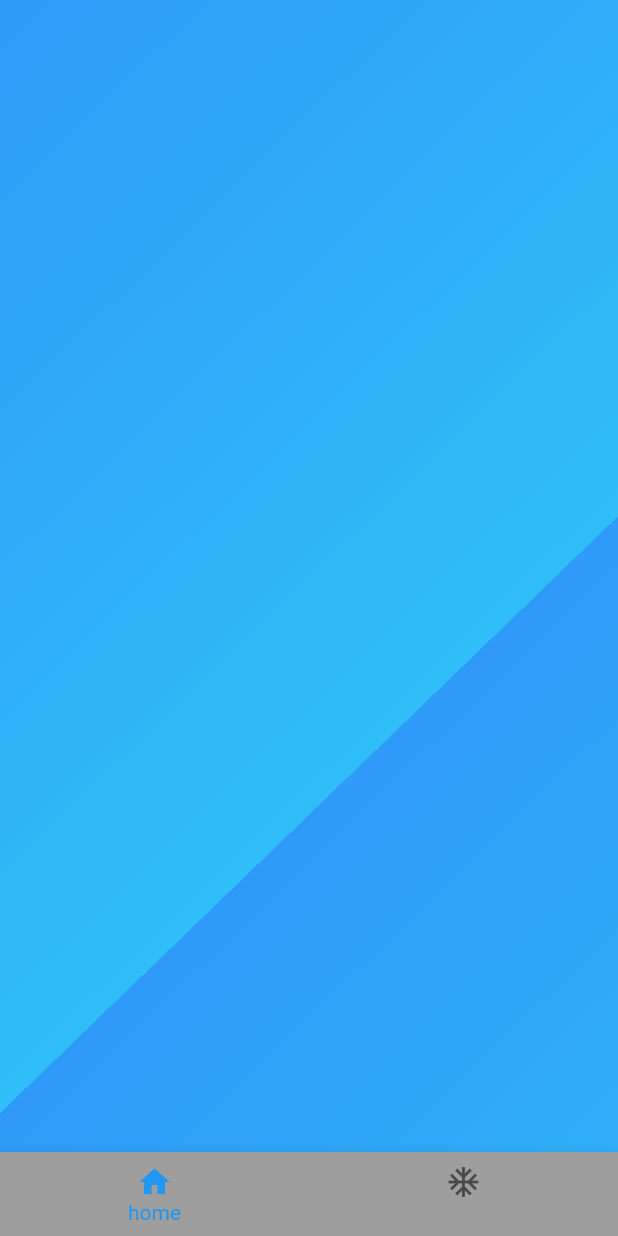
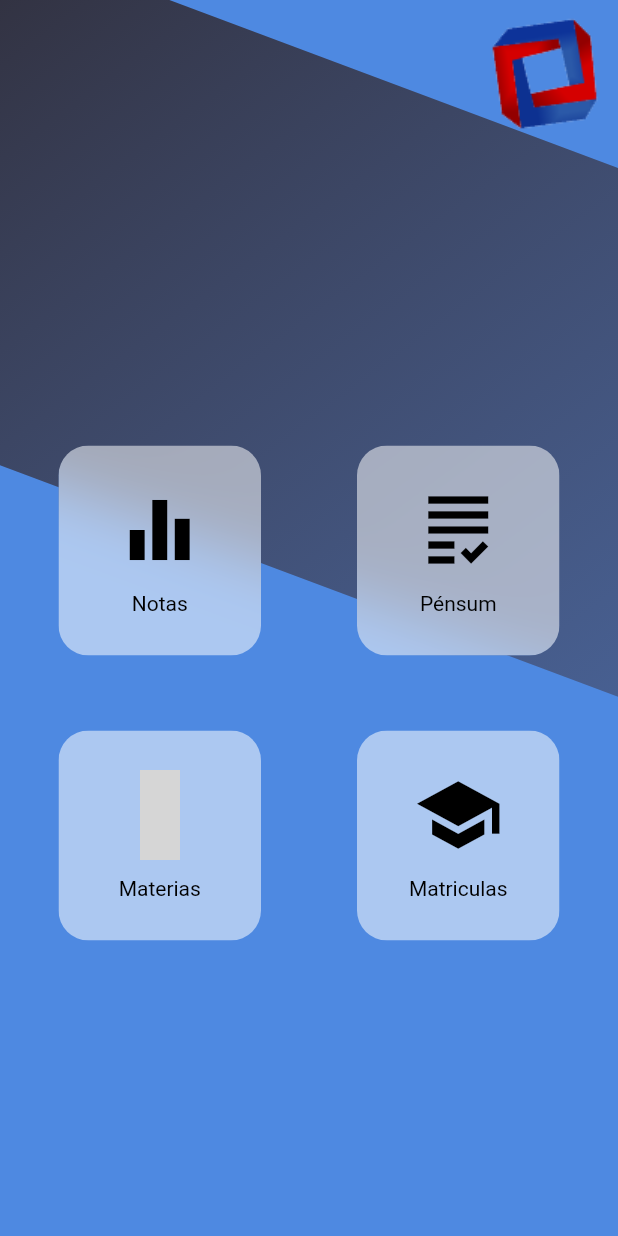
Before and after one commit to XzzIsor/Simca_Movil-Deprecated, a Flutter app: the HomeScreen screen opened by its route, on a phone screen of 412 x 824 dp. Run offline on Flutter 3.47's test engine with Material 2 defaults, Android fonts, the phone set to English and light mode, and no system bars; our stand-ins replace rxdart; statements that could not run were skipped; grey boxes are pictures that could not be loaded.

Commit message:
loginScreen_1.2

```diff
--- a/lib/Widgets/Form/FormContainer.dart
+++ b/lib/Widgets/Form/FormContainer.dart
@@ -14,6 +14,7 @@ class FormContainer extends StatelessWidget {
              height: 100.0,
            ),
           ),
+          SizedBox(height: 100,),
           Container(
             padding: EdgeInsets.symmetric(vertical: 50.0),
             margin: EdgeInsets.symmetric(vertical: 30.0),
--- a/lib/Widgets/UI/BackGrounds/HomeBackGround.dart
+++ b/lib/Widgets/UI/BackGrounds/HomeBackGround.dart
@@ -1,27 +1,18 @@
 import 'package:flutter/material.dart';
+import 'package:images/Widgets/UI/Decoration/CustomRectangle.dart';
+
 
 class HomeBackGround extends StatelessWidget {
-
   @override
   Widget build(BuildContext context) {
-    return Stack(
-      children: [
-        Container(
-            height: double.infinity,
-            width: double.infinity,
-            decoration: BoxDecoration(
-              gradient: LinearGradient(
-                begin: Alignment.topLeft,
-                end: Alignment(
-                    0.8, 0.0), // 10% of the width, so there are ten blinds.
-                colors: [
-                  const Color.fromRGBO(47, 154, 247, 1),
-                  const Color.fromRGBO(47, 190, 247, 1)
-                ], // red to yellow
-                tileMode: TileMode.repeated,
-              ),
-            )),
-      ],
-    );
+    return Stack(children: [
+      Container(
+          height: double.infinity,
+          width: double.infinity,
+          decoration: BoxDecoration(
+            color: Color.fromRGBO(78, 137, 225, 1)   // red to yellow
+          )),
+          CustomRectangle()
+    ]);
   }
 }
--- a/lib/Widgets/UI/BackGrounds/LoginBackGround.dart
+++ b/lib/Widgets/UI/BackGrounds/LoginBackGround.dart
@@ -24,7 +24,10 @@ class LoginBackGround extends StatelessWidget {
                 tileMode: TileMode.repeated,
               ),
             )),
-        UserIcon()
+        Hero(
+          tag: "hola",
+          child: Image(image: AssetImage("Assets/logo-simca.png"),width: 100, height: 100,)
+        )
       ],
     );
   }
--- /dev/null
+++ b/lib/Widgets/UI/Buttons/MenuButton.dart
@@ -0,0 +1,50 @@
+import 'package:flutter/material.dart';
+import 'dart:ui';
+
+
+class MenuButton extends StatelessWidget {
+   final String title;
+  final IconData icon;
+  final Color backgroundColor;
+
+
+  MenuButton({@required this.title,@required this.icon,@required this.backgroundColor});
+
+  @override
+  Widget build(BuildContext context) {
+    return Container(
+
+      color: Colors.transparent,
+      margin: EdgeInsets.all(25.0),
+      width: 135,
+      height: 140,
+      child: ClipRRect(
+        borderRadius: BorderRadius.circular(20.0),
+        child: BackdropFilter(
+          filter: ImageFilter.blur(sigmaX: 20, sigmaY: 20),
+          child: Container(
+            height: 175.0,
+            decoration: BoxDecoration(
+              color: Color.fromRGBO(255, 255, 255, 0.53),
+            ),
+            child:
+                Column(mainAxisAlignment: MainAxisAlignment.spaceAround, children: [
+                SizedBox(height: 10,),
+                CircleAvatar(
+                  radius: 30,
+                  child: Icon(
+                    icon,
+                    color: Colors.black,
+                    size: 60.0,
+                  ),
+                  backgroundColor: backgroundColor,
+                ),
+                Text(title, style: TextStyle(color: Colors.black),),
+                SizedBox(height: 10)
+            ]),
+          ),
+        ),
+      ),
+    );
+  }
+}
--- /dev/null
+++ b/lib/Widgets/UI/Decoration/CustomRectangle.dart
@@ -0,0 +1,32 @@
+import 'package:flutter/material.dart';
+import 'dart:math';
+
+class CustomRectangle extends StatelessWidget {
+  const CustomRectangle({Key key}) : super(key: key);
+
+  @override
+  Widget build(BuildContext context) {
+
+    return Positioned(
+          top: 100,
+          left: -150,
+
+          child: Transform.rotate(
+            angle: 3.5,
+            child: Container(
+                decoration: BoxDecoration(
+                    gradient: LinearGradient(
+                        begin: Alignment.topLeft,
+                        end: Alignment(0.8, 2.5),
+                        colors: [
+                        Color.fromRGBO(76, 77, 106, 0.41),
+                        Color.fromRGBO(44, 39, 46, 1),
+                    ]
+                    )),
+                height: 330.0,
+                width: 1000 ,
+              ),
+          ),
+    );
+  }
+}
--- a/lib/Widgets/UI/UserIcon.dart
+++ b/lib/Widgets/UI/UserIcon.dart
@@ -8,7 +8,7 @@ class UserIcon extends StatelessWidget {
       child: Column(
         children: [
           Image(image: AssetImage("Assets/logo-simca.png"),width: 100, height: 100,),
-          SizedBox(height: 10, width: double.infinity),
+
         ],
       ),
     );
--- a/lib/main.dart
+++ b/lib/main.dart
@@ -1,6 +1,6 @@
 
 import 'package:flutter/material.dart';
-import 'package:images/screens/Home_Screen.dart';
+import 'package:images/screens/HomeScreen/Home_Screen.dart';
 import 'package:images/screens/Login_Screen.dart';
 import 'bloc/LoginProvider.dart';
 
--- /dev/null
+++ b/lib/screens/HomeScreen/ButtonsSection.dart
@@ -0,0 +1,24 @@
+import 'package:flutter/material.dart';
+import 'package:images/Widgets/UI/Buttons/MenuButton.dart';
+
+class ButtonsSection extends StatelessWidget {
+
+  @override
+  Widget build(BuildContext context) {
+    return Center(
+      child: Column(
+        children: [
+          Row(mainAxisAlignment: MainAxisAlignment.spaceEvenly,
+            children: [
+            MenuButton(title: "Notas", icon: Icons.equalizer_outlined, backgroundColor:  Colors.transparent),
+            MenuButton(title: "Pénsum", icon: Icons.grading, backgroundColor:Colors.transparent)]
+          ),
+          Row(mainAxisAlignment: MainAxisAlignment.spaceEvenly,
+          children: [
+            MenuButton(title: "Materias", icon: Icons.class__outlined, backgroundColor: Colors.transparent,) ,
+            MenuButton(title: "Matriculas", icon: Icons.school, backgroundColor: Colors.transparent)]),
+        ],
+      ),
+    );
+  }
+}
--- /dev/null
+++ b/lib/screens/HomeScreen/Home_Screen.dart
@@ -0,0 +1,38 @@
+import 'package:flutter/material.dart';
+import 'package:images/Widgets/UI/BackGrounds/HomeBackGround.dart';
+import 'package:images/Widgets/UI/UserIcon.dart';
+import 'package:images/screens/HomeScreen/ButtonsSection.dart';
+
+
+class HomeScreen extends StatelessWidget {
+  const HomeScreen({Key key}) : super(key: key);
+
+  @override
+  Widget build(BuildContext context) {
+    return Scaffold(
+      body: Stack(
+        children: [
+          HomeBackGround(),
+          Column(
+            children: [
+              Row(
+                mainAxisAlignment: MainAxisAlignment.end,
+                children: [
+                  Hero(
+                    tag: "hola",
+                    child: Image(image: AssetImage("Assets/logo-simca.png"),width: 100, height: 100,),
+                  ),
+                ],
+              ),
+              Spacer(),
+              ButtonsSection(),
+              Spacer(),
+            ],
+          )
+
+        ],
+      ),
+
+    );
+  }
+}
--- a/lib/screens/Home_Screen.dart
+++ /dev/null
@@ -1,19 +0,0 @@
-import 'package:flutter/material.dart';
-import 'package:images/Widgets/UI/BackGrounds/HomeBackGround.dart';
-import 'package:images/Widgets/UI/BottomBar.dart';
-
-class HomeScreen extends StatelessWidget {
-  const HomeScreen({Key key}) : super(key: key);
-
-  @override
-  Widget build(BuildContext context) {
-    return Scaffold(
-      body: Stack(
-        children: [
-          HomeBackGround(),
-        ],
-      ),
-      bottomNavigationBar: CustomBottomBar(),
-    );
-  }
-}
```
